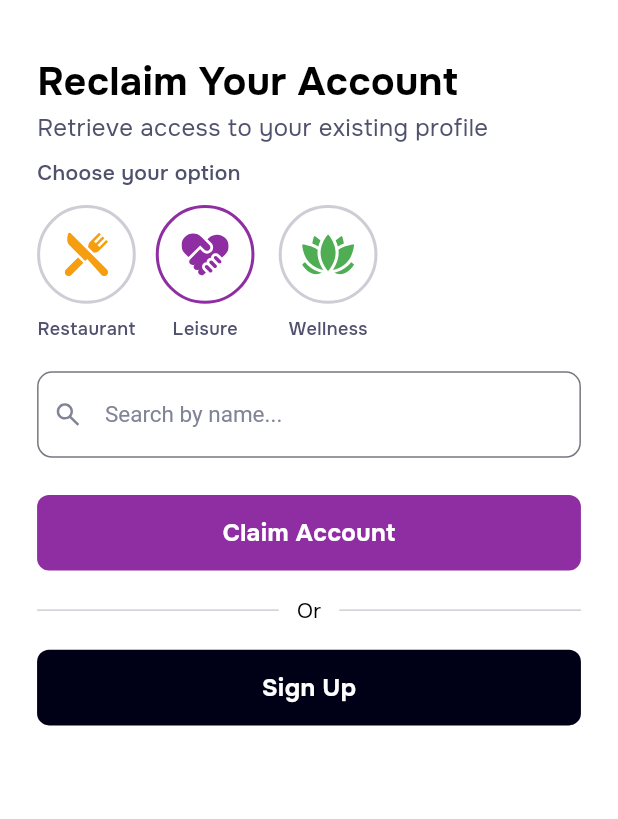
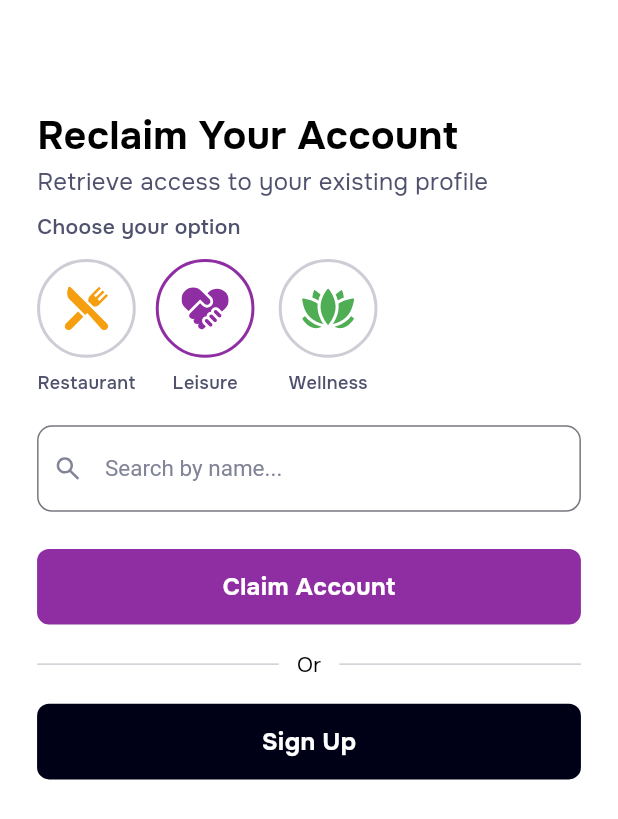
Before and after one commit to RemiBp/frontend_jinnbyte, a Flutter app: the ReclaimAccount screen opened by its route, on a phone screen of 412 x 824 dp. Shown: the top 819 px of the screen. Run offline on Flutter 3.47's test engine with Material 3 defaults, Android fonts, the phone set to English and light mode, and no system bars; our stand-ins replace animated_bottom_navigation_bar, bot_toast, carousel_slider, connectivity_plus, dio, dotted_border and 10 more; missing offline and left inert: phone_form_field; accounts and stored records are empty; generated files the repository leaves out were written again.

Commit message:
bugs fixes

```diff
--- a/lib/screens/authentication/accountReclaim/reclaim_account.dart
+++ b/lib/screens/authentication/accountReclaim/reclaim_account.dart
@@ -29,10 +29,10 @@ class _ReclaimAccountState extends State<ReclaimAccount> {
     final pad = MediaQuery.of(context).size.width * 0.06;
     final roleProvider = context.read<RoleProvider>();
     return Scaffold(
-      backgroundColor: Colors.white,
-      body: SafeArea(
-        child: SingleChildScrollView(
-          padding: EdgeInsets.fromLTRB(pad, 20, pad, 20),
+      backgroundColor: AppColors.whiteColor,
+      appBar: AppBar(backgroundColor: AppColors.whiteColor),
+      body:SingleChildScrollView(
+        padding: EdgeInsets.fromLTRB(pad, 0, pad, 20),
         child: Column(
           crossAxisAlignment: CrossAxisAlignment.start,
           children: [
@@ -150,7 +150,6 @@ class _ReclaimAccountState extends State<ReclaimAccount> {
           ],
         ),
       ),
-      ),
     );
   }
 }
--- a/lib/screens/splash/splash.dart
+++ b/lib/screens/splash/splash.dart
@@ -20,8 +20,8 @@ class _SplashState extends State<Splash> {
     super.initState();
     Future.delayed(const Duration(seconds: 3), () {
       // context.pushReplacement(Routes.languageSelectionRoute);
-      // context.pushReplacement(Routes.authRoute);
-      context.pushReplacement(Routes.reClaimAccountRoute);
+      context.pushReplacement(Routes.authRoute);
+      // context.pushReplacement(Routes.reClaimAccountRoute);
 
     });
   }
--- a/pubspec.yaml
+++ b/pubspec.yaml
@@ -16,7 +16,7 @@ publish_to: 'none' # Remove this line if you wish to publish to pub.dev
 # https://developer.apple.com/library/archive/documentation/General/Reference/InfoPlistKeyReference/Articles/CoreFoundationKeys.html
 # In Windows, build-name is used as the major, minor, and patch parts
 # of the product and file versions while build-number is used as the build suffix.
-version: 1.0.9+8
+version: 1.1.0+8
 
 environment:
   sdk: ^3.7.2
```
Also changed, not shown: lib/screens/authentication/authentication.dart (+7 -5 lines). Lines whose indentation alone changed are shown as unchanged.
